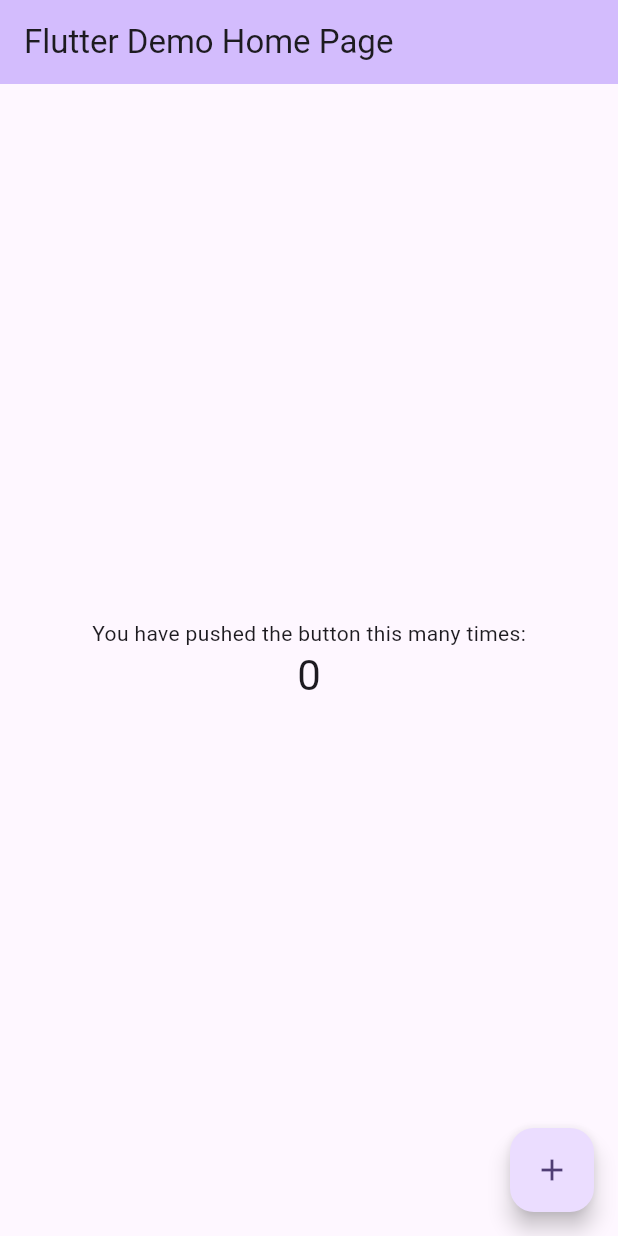
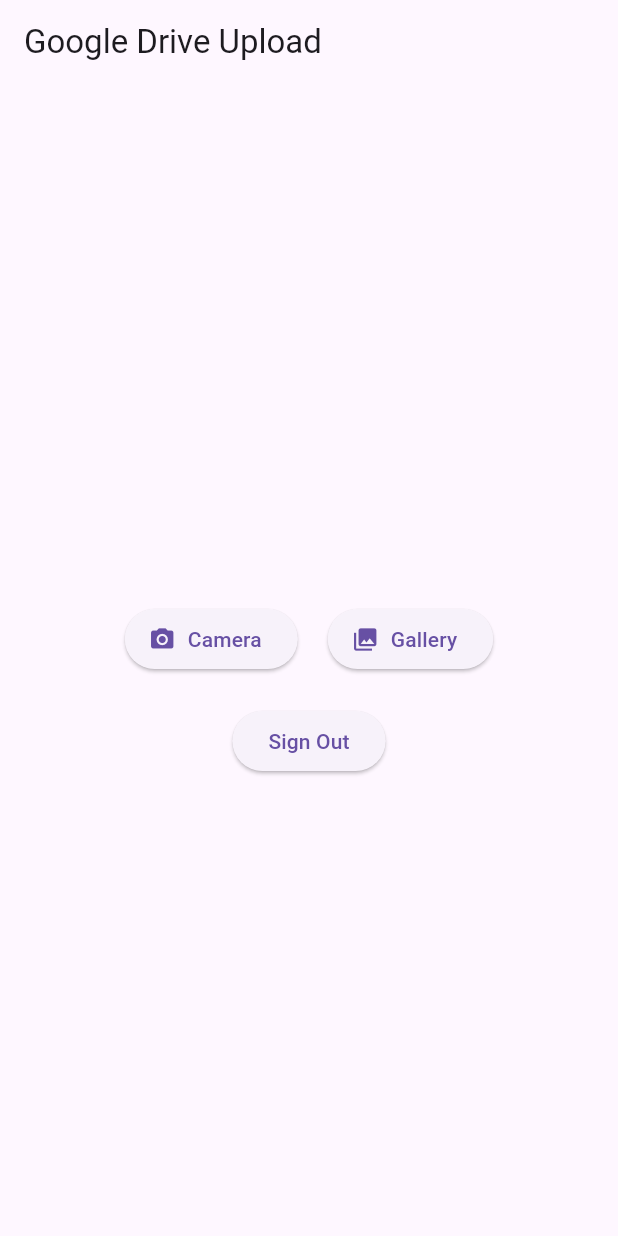
Before and after one commit to Kartikey03/drive_uploader, a Flutter app: the screen it shows after launch, on a phone screen of 412 x 824 dp. Run offline on Flutter 3.47's test engine with Material 3 defaults, Android fonts, the phone set to English and light mode, and no system bars; our stand-ins replace google_sign_in, image_picker; missing offline and left inert: extension_google_sign_in_as_googleapis_auth, googleapis.

Commit message:
Upload Functionality added

```diff
--- a/lib/main.dart
+++ b/lib/main.dart
@@ -1,125 +1,306 @@
+// Add these dependencies to your pubspec.yaml:
+// google_sign_in: ^6.1.0
+// googleapis: ^10.1.0
+// http: ^1.0.0
+// extension_google_sign_in_as_googleapis_auth: ^2.0.9
+// image_picker: ^1.0.0
+
+import 'dart:io';
 import 'package:flutter/material.dart';
+import 'package:google_sign_in/google_sign_in.dart';
+import 'package:googleapis/drive/v3.dart' as drive;
+import 'package:extension_google_sign_in_as_googleapis_auth/extension_google_sign_in_as_googleapis_auth.dart';
+import 'package:http/http.dart' as http;
+import 'package:image_picker/image_picker.dart';
 
 void main() {
   runApp(const MyApp());
 }
 
 class MyApp extends StatelessWidget {
-  const MyApp({super.key});
+  const MyApp({Key? key}) : super(key: key);
 
-  // This widget is the root of your application.
   @override
   Widget build(BuildContext context) {
     return MaterialApp(
-      title: 'Flutter Demo',
+      title: 'Google Drive Upload Demo',
       theme: ThemeData(
-        // This is the theme of your application.
-        //
-        // TRY THIS: Try running your application with "flutter run". You'll see
-        // the application has a purple toolbar. Then, without quitting the app,
-        // try changing the seedColor in the colorScheme below to Colors.green
-        // and then invoke "hot reload" (save your changes or press the "hot
-        // reload" button in a Flutter-supported IDE, or press "r" if you used
-        // the command line to start the app).
-        //
-        // Notice that the counter didn't reset back to zero; the application
-        // state is not lost during the reload. To reset the state, use hot
-        // restart instead.
-        //
-        // This works for code too, not just values: Most code changes can be
-        // tested with just a hot reload.
-        colorScheme: ColorScheme.fromSeed(seedColor: Colors.deepPurple),
-        useMaterial3: true,
+        primarySwatch: Colors.blue,
       ),
-      home: const MyHomePage(title: 'Flutter Demo Home Page'),
+      home: const GoogleDriveUploadScreen(),
     );
   }
 }
 
-class MyHomePage extends StatefulWidget {
-  const MyHomePage({super.key, required this.title});
+class DriveService {
+  final GoogleSignIn _googleSignIn = GoogleSignIn(
+    scopes: [
+      'https://www.googleapis.com/auth/drive.file',
+      'https://www.googleapis.com/auth/drive.appdata',
+    ],
+  );
 
-  // This widget is the home page of your application. It is stateful, meaning
-  // that it has a State object (defined below) that contains fields that affect
-  // how it looks.
+  // Sign in to Google
+  Future<bool> signIn() async {
+    try {
+      final account = await _googleSignIn.signIn();
+      return account != null;
+    } catch (error) {
+      print('Error signing in: $error');
+      return false;
+    }
+  }
 
-  // This class is the configuration for the state. It holds the values (in this
-  // case the title) provided by the parent (in this case the App widget) and
-  // used by the build method of the State. Fields in a Widget subclass are
-  // always marked "final".
+  // Upload a file to Google Drive
+  Future<String?> uploadFileToGoogleDrive(XFile file) async {
+    try {
+      // Check if user is signed in
+      if (_googleSignIn.currentUser == null) {
+        final signedIn = await signIn();
+        if (!signedIn) {
+          throw Exception('User not signed in');
+        }
+      }
 
-  final String title;
+      // Create a Google Auth Client
+      final httpClient = await _googleSignIn.authenticatedClient();
+      if (httpClient == null) {
+        throw Exception('Failed to authenticate');
+      }
+
+      // Initialize the Drive API
+      final driveApi = drive.DriveApi(httpClient);
+
+      // Get file metadata
+      final fileBytes = await File(file.path).readAsBytes();
+      final fileExtension = file.path.split('.').last;
+      final mimeType = 'image/$fileExtension';
+      final fileName = file.name ?? 'image_${DateTime.now().millisecondsSinceEpoch}.$fileExtension';
+
+      // Create a Drive file
+      final driveFile = drive.File()
+        ..name = fileName
+        ..mimeType = mimeType;
+
+      // Upload the file
+      final media = drive.Media(
+          Stream.value(fileBytes),
+          fileBytes.length,
+          contentType: mimeType
+      );
+
+      final result = await driveApi.files.create(
+        driveFile,
+        uploadMedia: media,
+        $fields: 'id,name,webViewLink',
+      );
+
+      print('Uploaded file to Google Drive. ID: ${result.id}');
+      print('File name: ${result.name}');
+      print('Web View Link: ${result.webViewLink}');
+
+      return result.webViewLink;
+    } catch (e) {
+      print('Error uploading file: $e');
+      return null;
+    }
+  }
+
+  // Sign out from Google
+  Future<void> signOut() async {
+    await _googleSignIn.signOut();
+  }
+}
+
+class GoogleDriveUploadScreen extends StatefulWidget {
+  const GoogleDriveUploadScreen({Key? key}) : super(key: key);
 
   @override
-  State<MyHomePage> createState() => _MyHomePageState();
+  _GoogleDriveUploadScreenState createState() => _GoogleDriveUploadScreenState();
 }
 
-class _MyHomePageState extends State<MyHomePage> {
-  int _counter = 0;
+class _GoogleDriveUploadScreenState extends State<GoogleDriveUploadScreen> {
+  final DriveService _driveService = DriveService();
+  XFile? _imageFile;
+  String? _uploadStatus;
+  bool _isUploading = false;
+  final ImagePicker _picker = ImagePicker();
 
-  void _incrementCounter() {
+  Future<void> _pickImage(ImageSource source) async {
+    try {
+      final XFile? pickedFile = await _picker.pickImage(source: source);
+      if (pickedFile != null) {
+        setState(() {
+          _imageFile = pickedFile;
+        });
+
+        // Upload the image once picked
+        _handleImageUpload(pickedFile);
+      }
+    } catch (e) {
+      setState(() {
+        _uploadStatus = 'Error picking image: $e';
+      });
+    }
+  }
+
+  void _handleImageUpload(XFile file) async {
     setState(() {
-      // This call to setState tells the Flutter framework that something has
-      // changed in this State, which causes it to rerun the build method below
-      // so that the display can reflect the updated values. If we changed
-      // _counter without calling setState(), then the build method would not be
-      // called again, and so nothing would appear to happen.
-      _counter++;
+      _isUploading = true;
+      _uploadStatus = 'Uploading...';
     });
+
+    // Show loading indicator
+    showDialog(
+      context: context,
+      barrierDismissible: false,
+      builder: (BuildContext dialogContext) {
+        return AlertDialog(
+          content: Column(
+            mainAxisSize: MainAxisSize.min,
+            children: const [
+              CircularProgressIndicator(),
+              SizedBox(height: 16),
+              Text('Uploading to Google Drive...'),
+            ],
+          ),
+        );
+      },
+    );
+
+    try {
+      // Sign in and upload
+      await _driveService.signIn();
+      final link = await _driveService.uploadFileToGoogleDrive(file);
+
+      // Close loading dialog
+      Navigator.of(context).pop();
+
+      setState(() {
+        _isUploading = false;
+        _uploadStatus = link != null
+            ? 'Upload successful!\nLink: $link'
+            : 'Upload failed.';
+      });
+
+      // Show result dialog
+      showDialog(
+        context: context,
+        builder: (BuildContext dialogContext) {
+          return AlertDialog(
+            title: Text(link != null ? 'Success' : 'Failed'),
+            content: Text(link != null
+                ? 'File uploaded to Google Drive\nLink: $link'
+                : 'Failed to upload file to Google Drive'),
+            actions: [
+              TextButton(
+                onPressed: () => Navigator.of(dialogContext).pop(),
+                child: const Text('OK'),
+              ),
+            ],
+          );
+        },
+      );
+    } catch (e) {
+      // Close loading dialog
+      Navigator.of(context).pop();
+
+      setState(() {
+        _isUploading = false;
+        _uploadStatus = 'Error: $e';
+      });
+
+      // Show error dialog
+      showDialog(
+        context: context,
+        builder: (BuildContext dialogContext) {
+          return AlertDialog(
+            title: const Text('Error'),
+            content: Text('Failed to upload: $e'),
+            actions: [
+              TextButton(
+                onPressed: () => Navigator.of(dialogContext).pop(),
+                child: const Text('OK'),
+              ),
+            ],
+          );
+        },
+      );
+    }
   }
 
   @override
   Widget build(BuildContext context) {
-    // This method is rerun every time setState is called, for instance as done
-    // by the _incrementCounter method above.
-    //
-    // The Flutter framework has been optimized to make rerunning build methods
-    // fast, so that you can just rebuild anything that needs updating rather
-    // than having to individually change instances of widgets.
     return Scaffold(
       appBar: AppBar(
-        // TRY THIS: Try changing the color here to a specific color (to
-        // Colors.amber, perhaps?) and trigger a hot reload to see the AppBar
-        // change color while the other colors stay the same.
-        backgroundColor: Theme.of(context).colorScheme.inversePrimary,
-        // Here we take the value from the MyHomePage object that was created by
-        // the App.build method, and use it to set our appbar title.
-        title: Text(widget.title),
+        title: const Text('Google Drive Upload'),
       ),
       body: Center(
-        // Center is a layout widget. It takes a single child and positions it
-        // in the middle of the parent.
         child: Column(
-          // Column is also a layout widget. It takes a list of children and
-          // arranges them vertically. By default, it sizes itself to fit its
-          // children horizontally, and tries to be as tall as its parent.
-          //
-          // Column has various properties to control how it sizes itself and
-          // how it positions its children. Here we use mainAxisAlignment to
-          // center the children vertically; the main axis here is the vertical
-          // axis because Columns are vertical (the cross axis would be
-          // horizontal).
-          //
-          // TRY THIS: Invoke "debug painting" (choose the "Toggle Debug Paint"
-          // action in the IDE, or press "p" in the console), to see the
-          // wireframe for each widget.
           mainAxisAlignment: MainAxisAlignment.center,
-          children: <Widget>[
-            const Text(
-              'You have pushed the button this many times:',
+          children: [
+            // Display the selected image
+            if (_imageFile != null)
+              Container(
+                width: 200,
+                height: 200,
+                decoration: BoxDecoration(
+                  border: Border.all(color: Colors.grey),
+                ),
+                child: Image.file(
+                  File(_imageFile!.path),
+                  fit: BoxFit.cover,
+                ),
+              ),
+
+            const SizedBox(height: 20),
+
+            // Upload status
+            if (_uploadStatus != null)
+              Padding(
+                padding: const EdgeInsets.all(16.0),
+                child: Text(_uploadStatus!),
+              ),
+
+            const SizedBox(height: 20),
+
+            // Image picker buttons
+            Row(
+              mainAxisAlignment: MainAxisAlignment.center,
+              children: [
+                ElevatedButton.icon(
+                  onPressed: _isUploading
+                      ? null
+                      : () => _pickImage(ImageSource.camera),
+                  icon: const Icon(Icons.camera_alt),
+                  label: const Text('Camera'),
+                ),
+                const SizedBox(width: 20),
+                ElevatedButton.icon(
+                  onPressed: _isUploading
+                      ? null
+                      : () => _pickImage(ImageSource.gallery),
+                  icon: const Icon(Icons.photo_library),
+                  label: const Text('Gallery'),
+                ),
+              ],
             ),
-            Text(
-              '$_counter',
-              style: Theme.of(context).textTheme.headlineMedium,
+
+            const SizedBox(height: 20),
+
+            // Sign out button
+            ElevatedButton(
+              onPressed: () async {
+                await _driveService.signOut();
+                setState(() {
+                  _uploadStatus = 'Signed out successfully';
+                });
+              },
+              child: const Text('Sign Out'),
             ),
           ],
         ),
       ),
-      floatingActionButton: FloatingActionButton(
-        onPressed: _incrementCounter,
-        tooltip: 'Increment',
-        child: const Icon(Icons.add),
-      ), // This trailing comma makes auto-formatting nicer for build methods.
     );
   }
 }
--- a/pubspec.yaml
+++ b/pubspec.yaml
@@ -34,6 +34,12 @@ dependencies:
   # The following adds the Cupertino Icons font to your application.
   # Use with the CupertinoIcons class for iOS style icons.
   cupertino_icons: ^1.0.8
+  image_picker: ^1.1.2
+  video_player: ^2.9.3
+  google_sign_in: ^6.1.0
+  googleapis: ^13.2.0
+  http: ^1.3.0
+  extension_google_sign_in_as_googleapis_auth: ^2.0.12
 
 dev_dependencies:
   flutter_test:
```
Also changed, not shown: pubspec.lock, 5 other files.
